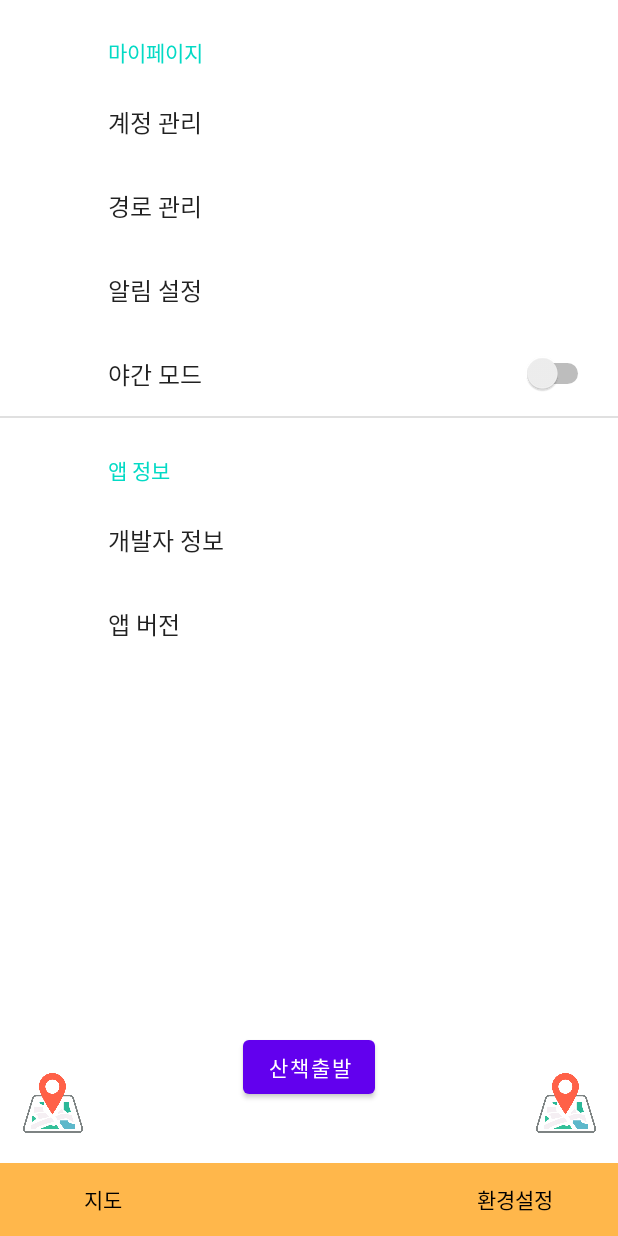
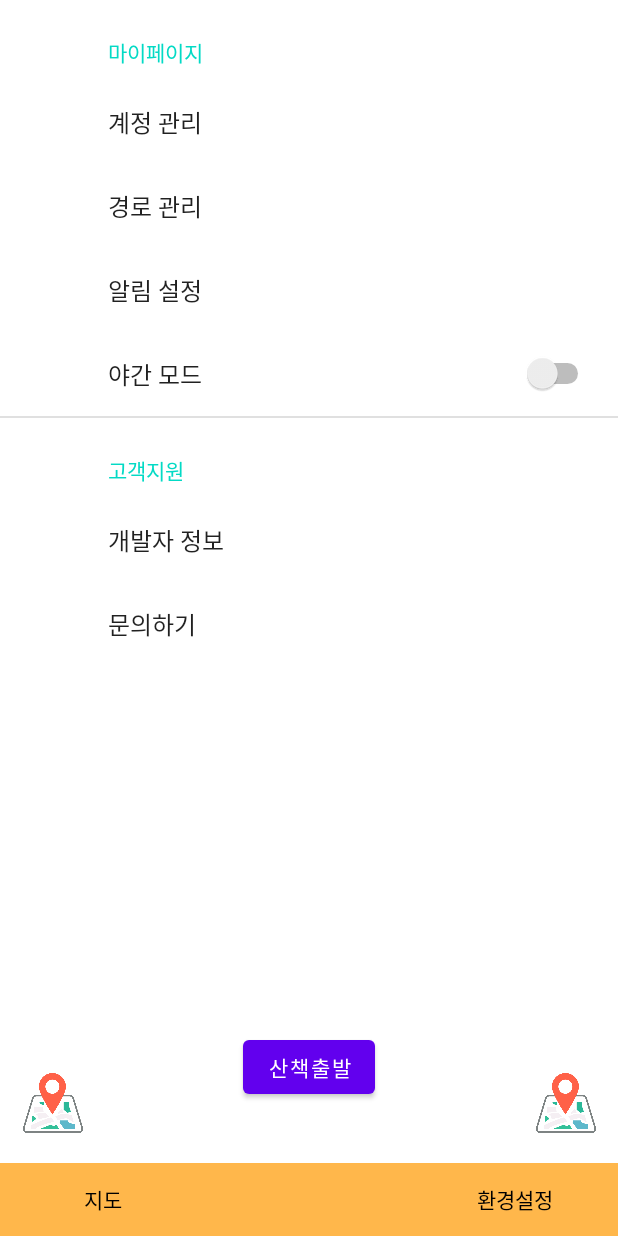
Before and after one commit to mmoottss/Walkdog, an Android app: the fragment option placed in its activity, on a phone screen of 412 x 824 dp. Run offline under Robolectric (Android 15) with nearby library versions, the phone set to English and light mode, and no system bars; our stand-ins replace androidx.preference; network calls fail; Roboto replaces fonts that are not available here.

Commit message:
option_sh

```diff
--- a/app/src/main/java/com/example/dog/option.java
+++ b/app/src/main/java/com/example/dog/option.java
@@ -31,11 +31,7 @@ public class option extends PreferenceFragmentCompat {
     SharedPreferences.OnSharedPreferenceChangeListener prefListener = new SharedPreferences.OnSharedPreferenceChangeListener() {
         @Override
         public void onSharedPreferenceChanged(SharedPreferences sharedPreferences, String key) {
-            if(prefs.getBoolean("Ringing", false)){
-                alarmscreen.setSummary("사용");
-            }else{
-                alarmscreen.setSummary("사용안함");
-            }
+
         }
     };
 }
--- a/app/src/main/res/xml/option.xml
+++ b/app/src/main/res/xml/option.xml
@@ -5,12 +5,35 @@
         <PreferenceScreen
             android:key="Log"
             android:title="계정 관리">
+            <Preference
+                android:key="profile"
+                android:title="프로필 관리"/>
+        <!--프로필 관리 버튼 클릭 시 activity_profile로 이동-->
+        <!--프로필 -> 프로필 사진, 닉네임(아이디), 반려견 프로필-->
+            <Preference
+                android:key="change_pw"
+                android:title="비밀번호 변경"/>
+            <Preference
+                android:key="LogOut"
+                android:title="로그아웃"/>
+            <Preference
+                android:key="Leave"
+                android:title="탈퇴하기"/>
         </PreferenceScreen>
         <!--계정 -> 프로필(견주, 반려동물)변경, 로그아웃, 탈퇴-->
-        <Preference
-            app:fragment="com.example.SyncFragment"
+        <PreferenceScreen
             android:key="Route"
-            android:title="경로 관리"/>
+            android:title="경로 관리">
+            <Preference
+                android:key="route_accu"
+                android:title="경로 누적일 변경"/>
+            <Preference
+                android:key="route_reset"
+                android:title="현재 경로 초기화"/>
+            <Preference
+                android:key="route_delete"
+                android:title="누적 경로 삭제"/>
+        </PreferenceScreen>
         <!--경로 초기화, 데이터 삭제, (+)견종 필터링 등등...-->
         <PreferenceScreen
             android:key="Alarm"
@@ -36,13 +59,19 @@
             android:defaultValue="false"
             android:title="야간 모드"/>
     </PreferenceCategory>
-    <PreferenceCategory android:title="앱 정보">
+    <PreferenceCategory android:title="고객지원">
         <Preference
-            app:fragment="com.example.StncFragment"
             android:key="developers"
-            android:title="개발자 정보"></Preference>
+            android:title="개발자 정보">
+            <intent android:data=""/>
+        </Preference>
         <Preference
-            android:key="version"
-            android:title="앱 버전"></Preference>
+            android:key="contect"
+            android:title="문의하기">
+            <intent
+                android:action="android.intent.action.SENDTO"
+                android:data="mailto:ck1808@naver.com"/>
+        </Preference>
+<!--        app:fragment="com.example.StncFragment" => 듣기로는 Preference에 꼭 적어야한다던데 지켜보기-->
     </PreferenceCategory>
 </androidx.preference.PreferenceScreen>
```
